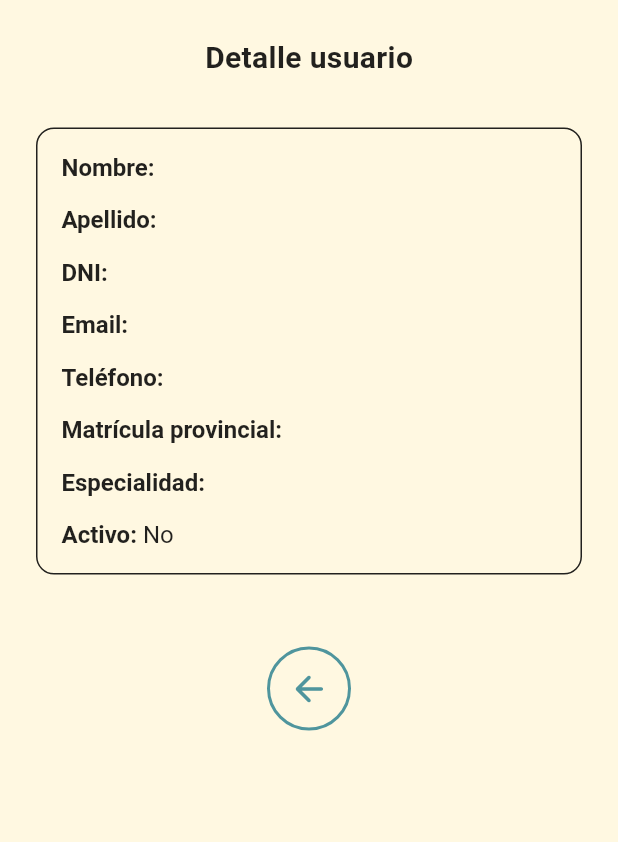
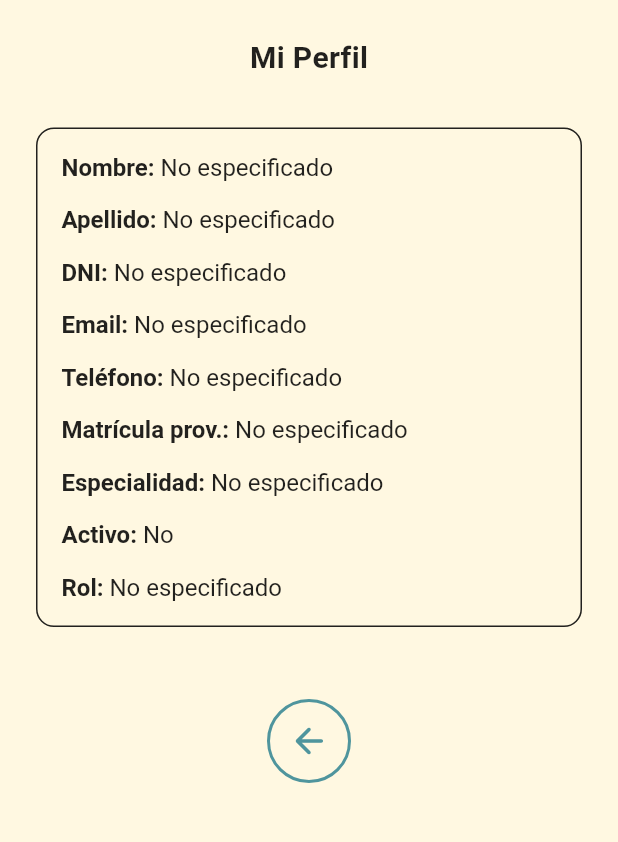
Before and after one commit to proyectosikum/sikum, a Flutter app: the UserDetailsScreen screen opened by its route, after a tap on the "arrow back" icon, after a tap on the "menu" icon, after a tap on "Perfil", on a phone screen of 412 x 824 dp, the part 84-926 px from its top. Run offline on Flutter 3.47's test engine with Material 3 defaults, Android fonts, the phone set to English and light mode, and no system bars; our stand-ins replace cloud_firestore, firebase_auth, firebase_core, flutter_riverpod, go_router, google_fonts; accounts and stored records are empty.

Commit message:
Se suben últimos cambios

```diff
--- a/lib/presentation/screens/patients/data/patients.dart
+++ b/lib/presentation/screens/patients/data/patients.dart
@@ -2,7 +2,7 @@ import 'package:flutter/material.dart';
 import 'package:flutter_riverpod/flutter_riverpod.dart';
 import 'package:go_router/go_router.dart';
 import 'package:sikum/presentation/providers/patient_provider.dart';
-import 'package:sikum/presentation/screens/add_patients.dart';
+import 'package:sikum/presentation/screens/patients/data/add_patients.dart';
 import 'package:sikum/presentation/widgets/custom_app_bar.dart';
 import 'package:sikum/presentation/widgets/filter_buttons.dart';
 import 'package:sikum/presentation/widgets/patient_card.dart';
--- a/lib/presentation/screens/user_details.dart
+++ b/lib/presentation/screens/users/user_details.dart
@@ -1,6 +1,9 @@
+// lib/presentation/screens/users/user_details_screen.dart
+
 import 'package:flutter/material.dart';
 import 'package:flutter_riverpod/flutter_riverpod.dart';
 import 'package:go_router/go_router.dart';
+
 import 'package:sikum/entities/user.dart';
 import 'package:sikum/presentation/providers/user_provider.dart';
 import 'package:sikum/presentation/widgets/custom_app_bar.dart';
@@ -12,40 +15,28 @@ class UserDetailsScreen extends ConsumerWidget {
 
   @override
   Widget build(BuildContext context, WidgetRef ref) {
-    // 1) Perfil actual (stream)
-    final currentUserAsync = ref.watch(userDetailsStreamProvider(null));
     const green = Color(0xFF4F959D);
+
+    // Si hay userId específico, usar userDetailsStreamProvider
+    // Si no hay userId, usar userDetailsStreamProvider(null) que busca por email
+    final detailAsync = ref.watch(userDetailsStreamProvider(userId));
 
     return Scaffold(
       backgroundColor: const Color(0xFFFFF8E1),
       appBar: const CustomAppBar(),
       endDrawer: const SideMenu(),
-      body: currentUserAsync.when(
+      body: detailAsync.when(
         loading: () =>
             const Center(child: CircularProgressIndicator(color: green)),
-        error: (_, __) => const Center(child: Text('Error al cargar perfil')),
-        data: (currentUser) {
-          if (currentUser == null) {
+        error: (error, stack) {
+          debugPrint('Error en UserDetailsScreen: $error');
+          return const Center(child: Text('Error al cargar datos del usuario'));
+        },
+        data: (u) {
+          if (u == null) {
             return const Center(child: Text('Usuario no encontrado'));
           }
-          final role = currentUser.role;
-
-          // 2) Detalle del usuario seleccionado (stream)
-          final detailAsync =
-              ref.watch(userDetailsStreamProvider(userId));
-
-          return detailAsync.when(
-            loading: () =>
-                const Center(child: CircularProgressIndicator(color: green)),
-            error: (_, __) =>
-                const Center(child: Text('Error al cargar datos')),
-            data: (user) {
-              if (user == null) {
-                return const Center(child: Text('Usuario no encontrado'));
-              }
-              return _buildContent(context, ref, user, role);
-            },
-          );
+          return _buildContent(context, ref, u, u.role);
         },
       ),
     );
@@ -68,8 +59,8 @@ class UserDetailsScreen extends ConsumerWidget {
           crossAxisAlignment: CrossAxisAlignment.center,
           children: [
             Text(
-              'Detalle usuario',
-              style: TextStyle(
+              userId == null ? 'Mi Perfil' : 'Detalle usuario',
+              style: const TextStyle(
                 fontSize: 20,
                 fontWeight: FontWeight.bold,
                 color: black,
@@ -85,13 +76,13 @@ class UserDetailsScreen extends ConsumerWidget {
     );
   }
 
-  Widget _infoCard(User u, Color cream, Color black) => Container(
+  Widget _infoCard(User u, Color bg, Color border) => Container(
         width: double.infinity,
         padding: const EdgeInsets.all(16),
         decoration: BoxDecoration(
-          color: cream,
+          color: bg,
           borderRadius: BorderRadius.circular(12),
-          border: Border.all(color: black, width: 1),
+          border: Border.all(color: border),
         ),
         child: Column(
           crossAxisAlignment: CrossAxisAlignment.start,
@@ -100,17 +91,19 @@ class UserDetailsScreen extends ConsumerWidget {
             const SizedBox(height: 16),
             _buildRow('Apellido:', u.lastName),
             const SizedBox(height: 16),
-            _buildRow('DNI:', u.dni.toString()),
+            _buildRow('DNI:', u.dni),
             const SizedBox(height: 16),
             _buildRow('Email:', u.email),
             const SizedBox(height: 16),
             _buildRow('Teléfono:', u.phone),
             const SizedBox(height: 16),
-            _buildRow('Matrícula provincial:', u.provReg),
+            _buildRow('Matrícula prov.:', u.provReg),
             const SizedBox(height: 16),
             _buildRow('Especialidad:', u.specialty),
             const SizedBox(height: 16),
             _buildRow('Activo:', u.available ? 'Sí' : 'No'),
+            const SizedBox(height: 16),
+            _buildRow('Rol:', u.role),
           ],
         ),
       );
@@ -122,18 +115,20 @@ class UserDetailsScreen extends ConsumerWidget {
     String role,
     Color green,
   ) {
+    // Si estamos viendo nuestro propio perfil (userId == null)
+    final isOwnProfile = userId == null;
+
     return Row(
       mainAxisAlignment: MainAxisAlignment.center,
       children: [
         _circleButton(
           icon: Icons.arrow_back_rounded,
           color: green,
-          onTap: () {
-            final dest = role == 'admin' ? '/usuarios' : '/pacientes';
-            context.go(dest);
-          },
+          onTap: () =>
+              context.go(role == 'admin' ? '/usuarios' : '/pacientes'),
         ),
-        if (role == 'admin') ...[
+        // Solo mostrar acciones de admin si NO es el propio perfil Y el rol es admin
+        if (!isOwnProfile && role == 'admin') ...[
           const SizedBox(width: 64),
           _circleButton(
             icon: Icons.edit,
@@ -145,10 +140,10 @@ class UserDetailsScreen extends ConsumerWidget {
             icon: u.available ? Icons.delete : Icons.refresh,
             color: u.available ? Colors.redAccent : green,
             onTap: () async {
-              // Usamos userActionsProvider para toggle
               await ref
                   .read(userActionsProvider)
                   .toggleAvailability(u.id, !u.available);
+              if (context.mounted) {
                 ScaffoldMessenger.of(context).showSnackBar(
                   SnackBar(
                     content: Text(
@@ -156,6 +151,7 @@ class UserDetailsScreen extends ConsumerWidget {
                     ),
                   ),
                 );
+              }
             },
           ),
         ],
@@ -171,7 +167,7 @@ class UserDetailsScreen extends ConsumerWidget {
               text: '$label ',
               style: const TextStyle(fontWeight: FontWeight.bold),
             ),
-            TextSpan(text: value),
+            TextSpan(text: value.isEmpty ? 'No especificado' : value),
           ],
         ),
       );
--- a/lib/presentation/widgets/custom_app_bar.dart
+++ b/lib/presentation/widgets/custom_app_bar.dart
@@ -2,7 +2,6 @@ import 'package:flutter/material.dart';
 import 'package:google_fonts/google_fonts.dart';
 import 'package:go_router/go_router.dart';
 import 'package:flutter_riverpod/flutter_riverpod.dart';
-import 'package:sikum/router/app_router.dart';
 import 'package:sikum/services/auth_notifier.dart';
 import 'package:sikum/presentation/providers/auth_provider.dart';
 
--- a/lib/presentation/widgets/side_menu.dart
+++ b/lib/presentation/widgets/side_menu.dart
@@ -4,6 +4,7 @@ import 'package:flutter/material.dart';
 import 'package:go_router/go_router.dart';
 import 'package:flutter_riverpod/flutter_riverpod.dart';
 import 'package:sikum/presentation/providers/auth_provider.dart';
+import 'package:sikum/services/auth_notifier.dart';
 
 class SideMenu extends ConsumerWidget {
   const SideMenu({super.key});
@@ -14,30 +15,17 @@ class SideMenu extends ConsumerWidget {
     const green = Color(0xFF4F959D);
     const borderGrey = Color(0xFFB2D4E1);
 
-    // Ahora usamos authProfileProvider para obtener nombre/apellido/rol
-    final authAsync = ref.watch(authProfileProvider);
+    final authChange = ref.watch(authChangeProvider);
+    final displayName = authChange.displayName;
+    final role        = authChange.role ?? 'user';
 
     return Drawer(
-      elevation: 0,
       child: Container(
         color: cream,
         padding: const EdgeInsets.only(top: 16),
-        child: authAsync.when(
-          loading: () =>
-              const Center(child: CircularProgressIndicator(color: green)),
-          error: (_, __) =>
-              const Center(child: Text('Error al cargar perfil', style: TextStyle(color: Colors.black54))),
-          data: (loginResult) {
-            final firstName = loginResult?.firstName ?? '';
-            final lastName  = loginResult?.lastName  ?? '';
-            final displayName = (firstName.isNotEmpty || lastName.isNotEmpty)
-                ? '$firstName $lastName'
-                : 'Perfil';
-
-            return Column(
-              crossAxisAlignment: CrossAxisAlignment.stretch,
+        child: Column(
           children: [
-                // Header con nombre y botón de cerrar Drawer
+            // Header
             Padding(
               padding: const EdgeInsets.symmetric(horizontal: 16),
               child: Row(
@@ -48,9 +36,9 @@ class SideMenu extends ConsumerWidget {
                     child: Text(
                       displayName,
                       style: const TextStyle(
-                            color: Colors.black87,
                         fontSize: 16,
                         fontWeight: FontWeight.w600,
+                        color: Colors.black87,
                       ),
                     ),
                   ),
@@ -61,38 +49,22 @@ class SideMenu extends ConsumerWidget {
                 ],
               ),
             ),
-
             const Divider(color: borderGrey, height: 32, thickness: 1),
 
-                // Opciones de menú
-                _buildMenuItem(
-                  context,
-                  icon: Icons.person_outline,
-                  label: 'Perfil',
-                  onTap: () => context.go('/perfil'),
-                ),
-                _buildMenuItem(
-                  context,
-                  icon: Icons.people_alt_outlined,
-                  label: 'Pacientes',
-                  onTap: () => context.go('/pacientes'),
-                ),
-                _buildMenuItem(
-                  context,
-                  icon: Icons.show_chart_outlined,
-                  label: 'Evolucionar',
-                  onTap: () => context.go('/evolucionar'),
-                ),
-                _buildMenuItem(
-                  context,
-                  icon: Icons.bar_chart_outlined,
-                  label: 'Estadísticas',
-                  onTap: () => context.go('/estadisticas'),
-                ),
+            // Menú
+            _buildMenuItem(context, icon: Icons.person_outline, label: 'Perfil', onTap: () => context.go('/perfil')),
+            if (role == 'admin') ...[
+              _buildMenuItem(context, icon: Icons.people_alt_outlined, label: 'Usuarios', onTap: () => context.go('/usuarios')),
+              _buildMenuItem(context, icon: Icons.person_add_alt, label: 'Crear usuario', onTap: () => context.go('/usuarios/crear')),
+            ] else ...[
+              _buildMenuItem(context, icon: Icons.people_alt_outlined, label: 'Pacientes', onTap: () => context.go('/pacientes')),
+              _buildMenuItem(context, icon: Icons.show_chart_outlined, label: 'Evolucionar', onTap: () => context.go('/pacientes')),
+            ],
+            _buildMenuItem(context, icon: Icons.bar_chart_outlined, label: 'Estadísticas', onTap: () => context.go('/estadisticas')),
 
             const Spacer(),
 
-                // Botón de Cerrar sesión
+            // Logout
             Padding(
               padding: const EdgeInsets.only(bottom: 24),
               child: Center(
@@ -108,13 +80,7 @@ class SideMenu extends ConsumerWidget {
                     child: Row(
                       mainAxisSize: MainAxisSize.min,
                       children: const [
-                            Text(
-                              'Cerrar sesión',
-                              style: TextStyle(
-                                color: Colors.black87,
-                                fontWeight: FontWeight.bold,
-                              ),
-                            ),
+                        Text('Cerrar sesión', style: TextStyle(color: Colors.black87, fontWeight: FontWeight.bold)),
                         SizedBox(width: 8),
                         Icon(Icons.exit_to_app, color: Colors.black54),
                       ],
@@ -124,19 +90,12 @@ class SideMenu extends ConsumerWidget {
               ),
             ),
           ],
-            );
-          },
         ),
       ),
     );
   }
 
-  Widget _buildMenuItem(
-    BuildContext context, {
-    required IconData icon,
-    required String label,
-    required VoidCallback onTap,
-  }) {
+  Widget _buildMenuItem(BuildContext context, {required IconData icon, required String label, required VoidCallback onTap}) {
     return ListTile(
       leading: Icon(icon, color: Colors.black54),
       title: Text(label, style: const TextStyle(color: Colors.black87)),
--- a/lib/router/app_router.dart
+++ b/lib/router/app_router.dart
@@ -1,18 +1,16 @@
 import 'package:go_router/go_router.dart';
 import 'package:firebase_auth/firebase_auth.dart';
-import 'package:sikum/presentation/screens/create_users.dart';
+import 'package:sikum/presentation/screens/users/create_users.dart';
 import 'package:sikum/presentation/screens/patients/evolutions/evolution_form_screen.dart';
-import 'package:sikum/presentation/screens/login.dart';
-import 'package:sikum/presentation/screens/forgot_password.dart';
-import 'package:sikum/presentation/screens/change_password.dart';
+import 'package:sikum/presentation/screens/users/login.dart';
+import 'package:sikum/presentation/screens/users/forgot_password.dart';
+import 'package:sikum/presentation/screens/users/change_password.dart';
 import 'package:sikum/presentation/screens/patients/data/patient_details.dart';
 import 'package:sikum/presentation/screens/patients/data/patients.dart';
-import 'package:sikum/presentation/screens/user_details.dart';
-import 'package:sikum/presentation/screens/users.dart';
+import 'package:sikum/presentation/screens/users/user_details.dart';
+import 'package:sikum/presentation/screens/users/users.dart';
 import 'package:sikum/services/auth_notifier.dart';
 import 'package:sikum/presentation/screens/patients/maternal/maternal_form.dart';
-
-final authChangeNotifier = AuthChangeNotifier();
 
 final GoRouter appRouter = GoRouter(
   refreshListenable: authChangeNotifier,
--- a/lib/services/auth_notifier.dart
+++ b/lib/services/auth_notifier.dart
@@ -1,6 +1,9 @@
+// lib/services/auth_notifier.dart
+
 import 'package:flutter/foundation.dart';
 import 'package:firebase_auth/firebase_auth.dart';
 import 'package:cloud_firestore/cloud_firestore.dart';
+import 'package:flutter_riverpod/flutter_riverpod.dart';
 
 class AuthChangeNotifier extends ChangeNotifier {
   String? role;
@@ -10,8 +13,8 @@ class AuthChangeNotifier extends ChangeNotifier {
   String? lastName;
 
   String get displayName {
-    final fn = firstName?.trim()  ?? '';
-    final sn = lastName?.trim()    ?? '';
+    final fn = firstName?.trim() ?? '';
+    final sn = lastName?.trim()  ?? '';
     if (fn.isEmpty && sn.isEmpty) return 'Usuario';
     return '$fn${sn.isEmpty ? '' : ' '}$sn';
   }
@@ -19,10 +22,11 @@ class AuthChangeNotifier extends ChangeNotifier {
   AuthChangeNotifier() {
     FirebaseAuth.instance.authStateChanges().listen((user) async {
       if (user == null) {
-        role         = null;
-        needsChange  = false;
-        firstName    = null;
-        lastName      = null;
+        // Al hacer logout reseteamos todo
+        role        = null;
+        needsChange = false;
+        firstName   = null;
+        lastName    = null;
         notifyListeners();
       } else {
         final q = await FirebaseFirestore.instance
@@ -33,18 +37,22 @@ class AuthChangeNotifier extends ChangeNotifier {
 
         if (q.docs.isNotEmpty) {
           final data = q.docs.first.data();
-          role         = data['role']                as String? ?? 'user';
-          needsChange  = data['needsPasswordChange'] as bool?   ?? false;
-          firstName    = data['name']                as String? ?? '';
-          lastName      = data['lastName']             as String? ?? '';
+          role        = data['role']                as String? ?? 'user';
+          needsChange = data['needsPasswordChange'] as bool?   ?? false;
+          firstName   = data['firstName']           as String? ?? '';
+          lastName    = data['lastName']            as String? ?? '';
         } else {
           role        = 'user';
           needsChange = false;
           firstName   = '';
-          lastName     = '';
+          lastName    = '';
         }
         notifyListeners();
       }
     });
   }
 }
+
+// y en algún sitio global (p.ej. main.dart o en tu router file):
+final authChangeNotifier = AuthChangeNotifier();
+final authChangeProvider = Provider<AuthChangeNotifier>((_) => authChangeNotifier);
```
Also changed, not shown: lib/presentation/screens/patients/data/add_patients.dart (renamed from lib/presentation/screens/add_patients.dart), lib/presentation/screens/users/change_password.dart (renamed from lib/presentation/screens/change_password.dart), lib/presentation/screens/users/create_users.dart (renamed from lib/presentation/screens/create_users.dart), lib/presentation/screens/users/forgot_password.dart (renamed from lib/presentation/screens/forgot_password.dart), lib/presentation/screens/users/login.dart (renamed from lib/presentation/screens/login.dart), lib/presentation/screens/users/users.dart (renamed from lib/presentation/screens/users.dart), 1 other file. Lines whose indentation alone changed are shown as unchanged.
